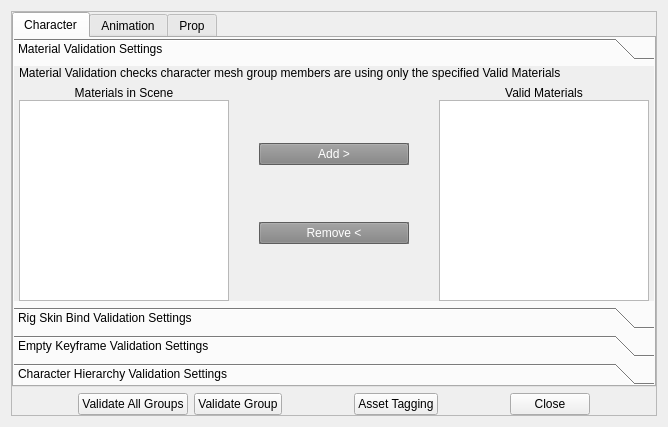
MaoBoulve/Maya-Asset-Validator-Tool, file QtInterface/validator_settings_widget.ui: the form before one commit.
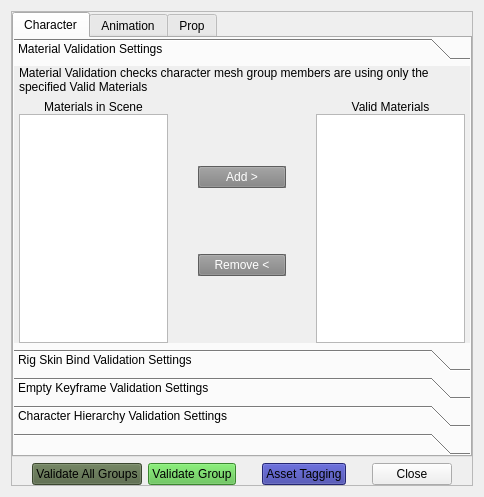
The form after the commit. The open tabs and pages were chosen to show the change.

Commit message: Validator revision

The edit to the form file:
```diff
--- a/QtInterface/validator_settings_widget.ui
+++ b/QtInterface/validator_settings_widget.ui
@@ -6,8 +6,8 @@
    <rect>
     <x>0</x>
     <y>0</y>
-    <width>668</width>
-    <height>427</height>
+    <width>484</width>
+    <height>497</height>
    </rect>
   </property>
   <property name="windowTitle">
@@ -32,8 +32,8 @@
          <rect>
           <x>0</x>
           <y>0</y>
-          <width>646</width>
-          <height>405</height>
+          <width>462</width>
+          <height>475</height>
          </rect>
         </property>
         <layout class="QVBoxLayout" name="verticalLayout_2">
@@ -107,8 +107,8 @@
                    <rect>
                     <x>0</x>
                     <y>0</y>
-                    <width>638</width>
-                    <height>238</height>
+                    <width>454</width>
+                    <height>262</height>
                    </rect>
                   </property>
                   <attribute name="label">
@@ -1441,6 +1441,11 @@
                    </item>
                   </layout>
                  </widget>
+                 <widget class="QWidget" name="page_3">
+                  <attribute name="label">
+                   <string/>
+                  </attribute>
+                 </widget>
                 </widget>
                </item>
               </layout>
@@ -3427,6 +3432,11 @@
            </item>
            <item>
             <widget class="QPushButton" name="btn_run_all">
+             <property name="styleSheet">
+              <string notr="true">QPushButton{
+    background-color:rgb(82, 100, 66) ;
+}</string>
+             </property>
              <property name="text">
               <string>Validate All Groups</string>
              </property>
@@ -3434,6 +3444,11 @@
            </item>
            <item>
             <widget class="QPushButton" name="btn_run">
+             <property name="styleSheet">
+              <string notr="true">QPushButton{
+    background-color:rgb(82, 188, 66) ;
+}</string>
+             </property>
              <property name="text">
               <string>Validate Group</string>
              </property>
@@ -3454,6 +3469,11 @@
            </item>
            <item>
             <widget class="QPushButton" name="btn_open_tagging">
+             <property name="styleSheet">
+              <string notr="true">QPushButton{
+    background-color:rgb(51, 53, 159) ;
+}</string>
+             </property>
              <property name="text">
               <string>Asset Tagging</string>
              </property>
```
Left out of the diff: 54 changed lines with no effect on the pictures. The commit also changes 1 other file.
